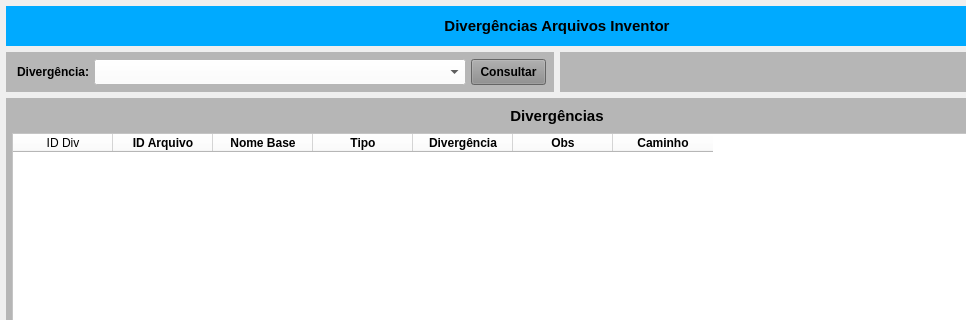
Qt form forms/tela_engenharia_divergencias.ui (Azevedo84/erp_suzuki) before a commit; both pictures show x 0 to 966 and y 0 to 320 of the 1114 by 680 pixel window.
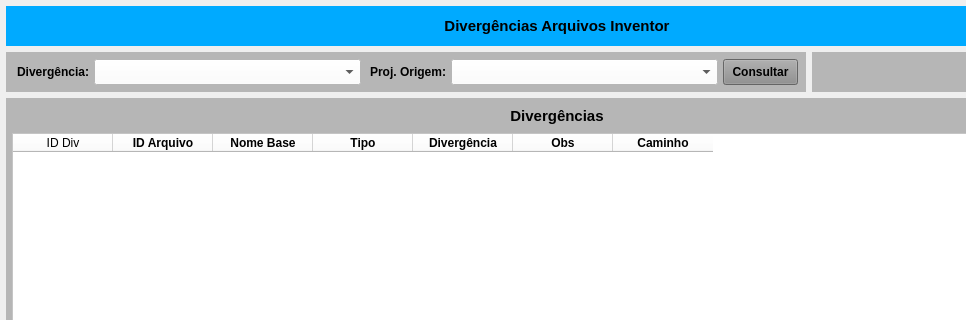
The same form after that commit.

Diff of the .ui file:
```diff
--- a/forms/tela_engenharia_divergencias.ui
+++ b/forms/tela_engenharia_divergencias.ui
@@ -138,7 +138,7 @@
         <widget class="QWidget" name="widget_9" native="true">
          <property name="minimumSize">
           <size>
-           <width>441</width>
+           <width>800</width>
            <height>0</height>
           </size>
          </property>
@@ -270,6 +270,76 @@
                </item>
               </widget>
              </item>
+             <item>
+              <widget class="QLabel" name="label_26">
+               <property name="sizePolicy">
+                <sizepolicy hsizetype="Preferred" vsizetype="Preferred">
+                 <horstretch>0</horstretch>
+                 <verstretch>0</verstretch>
+                </sizepolicy>
+               </property>
+               <property name="minimumSize">
+                <size>
+                 <width>80</width>
+                 <height>0</height>
+                </size>
+               </property>
+               <property name="maximumSize">
+                <size>
+                 <width>80</width>
+                 <height>16777215</height>
+                </size>
+               </property>
+               <property name="font">
+                <font>
+                 <pointsize>9</pointsize>
+                 <weight>75</weight>
+                 <bold>true</bold>
+                </font>
+               </property>
+               <property name="text">
+                <string>Proj. Origem:</string>
+               </property>
+               <property name="alignment">
+                <set>Qt::AlignRight|Qt::AlignTrailing|Qt::AlignVCenter</set>
+               </property>
+              </widget>
+             </item>
+             <item>
+              <widget class="QComboBox" name="combo_Origem">
+               <property name="sizePolicy">
+                <sizepolicy hsizetype="Preferred" vsizetype="Preferred">
+                 <horstretch>0</horstretch>
+                 <verstretch>0</verstretch>
+                </sizepolicy>
+               </property>
+               <property name="minimumSize">
+                <size>
+                 <width>0</width>
+                 <height>0</height>
+                </size>
+               </property>
+               <property name="maximumSize">
+                <size>
+                 <width>16777215</width>
+                 <height>16777215</height>
+                </size>
+               </property>
+               <property name="font">
+                <font>
+                 <pointsize>9</pointsize>
+                </font>
+               </property>
+               <property name="styleSheet">
+                <string notr="true">background-color: rgb(255, 255, 255);</string>
+               </property>
+               <item>
+                <property name="text">
+                 <string/>
+                </property>
+               </item>
+              </widget>
+             </item>
              <item>
               <widget class="QPushButton" name="btn_Consulta">
                <property name="sizePolicy">
```
